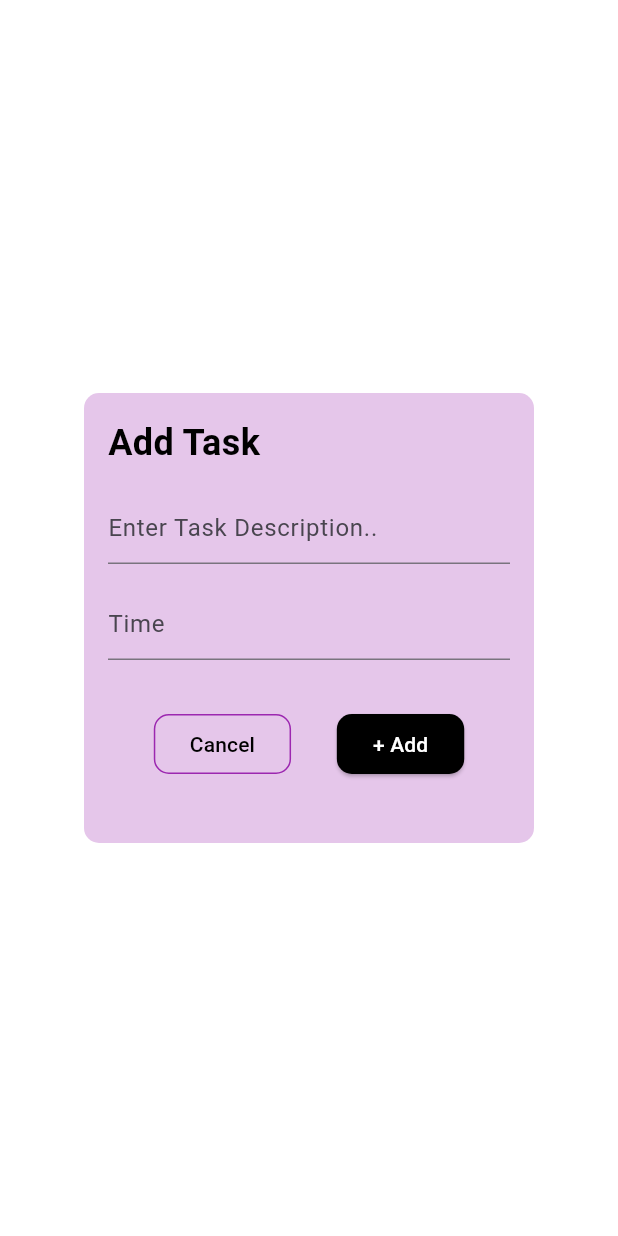
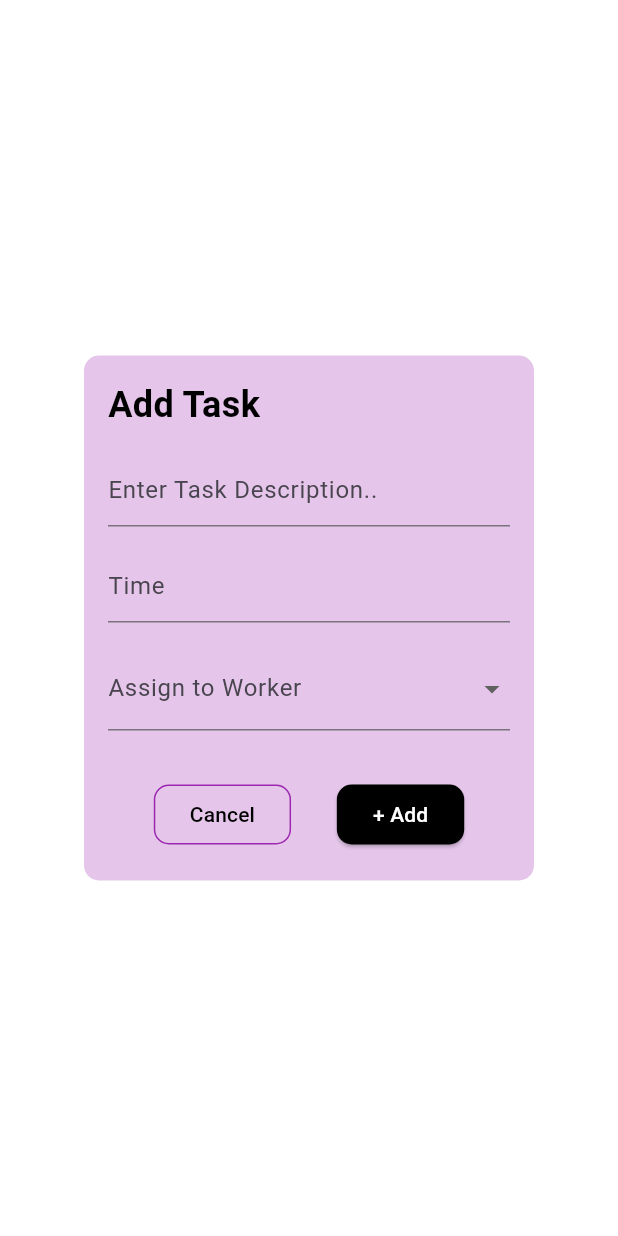
Before and after one commit to JashobeamKayiwa/TaskIT, a Flutter app: the Tasker screen opened by its route, after a tap on "+ Add Task", on a phone screen of 412 x 824 dp. Run offline on Flutter 3.47's test engine with Material 3 defaults, Android fonts, the phone set to English and light mode, and no system bars; our stand-ins replace flutter_slidable, hive, hive_flutter; accounts and stored records are empty.

Commit message:
added assignment to particular workers

```diff
--- a/task_it/lib/pages/add_task.dart
+++ b/task_it/lib/pages/add_task.dart
@@ -3,6 +3,7 @@ import 'package:flutter/material.dart';
 class AddTask extends StatelessWidget {
   final task_controller;
   final time_controller;
+  final String assigned_to;
   VoidCallback on_save;
   VoidCallback on_cancel;
 
@@ -10,9 +11,13 @@ class AddTask extends StatelessWidget {
     super.key,
     required this.task_controller,
     required this.time_controller,
+    required this.assigned_to,
     required this.on_save,
     required this.on_cancel,
   });
+
+  String _selectedWorker = '';
+  final List<String> _workers = ['Alice', 'Bob', 'Charlie'];
 
   @override
   Widget build(BuildContext context) {
@@ -21,7 +26,7 @@ class AddTask extends StatelessWidget {
       body: Center(
         child: Container(
           width: 300,
-          height: 300,
+          height: 350,
           padding: EdgeInsets.all(16.0),
           decoration: BoxDecoration(
             color: Color.fromARGB(255, 229, 198, 234),
@@ -51,7 +56,26 @@ class AddTask extends StatelessWidget {
                   hintText: 'Time',
                 ),
               ),
-              SizedBox(height: 32),
+              SizedBox(height: 16),
+              DropdownButtonFormField<String>(
+                decoration: InputDecoration(labelText: 'Assign to Worker'),
+                value: _selectedWorker.isEmpty ? null : _selectedWorker,
+                items: _workers.map((worker) {
+                  return DropdownMenuItem<String>(
+                    value: worker,
+                    child: Text(worker),
+                  );
+                }).toList(),
+                onChanged: (newValue) {
+
+                },
+                validator: (value) {
+                  if (value == null || value.isEmpty) {
+                    return 'Please select a worker';
+                  }
+                  return null;
+                },),
+                SizedBox(height: 32),
               Row(
                 mainAxisAlignment: MainAxisAlignment.spaceEvenly,
                 children: [
--- a/task_it/lib/pages/personal.dart
+++ b/task_it/lib/pages/personal.dart
@@ -19,9 +19,9 @@ class _PersonalState extends State<Personal> {
   ToDoDataBase db = ToDoDataBase();
   var _task_controller = TextEditingController();
   var _time_controller = TextEditingController();
+  String _assigned_to = "None";
 
   @override
-
   void initState() {
     //first time opening the app
     if (MyBox.get("PERSONAL") == null) {
@@ -39,7 +39,6 @@ class _PersonalState extends State<Personal> {
     return super == other;
   }
 
-
   void createNewTask() {
     showDialog(
       context: context,
@@ -47,6 +46,7 @@ class _PersonalState extends State<Personal> {
         return AddTask(
           task_controller: _task_controller,
           time_controller: _time_controller,
+          assigned_to: _assigned_to,
           on_save: saveNewTask,
           on_cancel: cancelNewTask,
         );
@@ -70,7 +70,7 @@ class _PersonalState extends State<Personal> {
 
   void saveNewTask() {
     setState(() {
-      db.Personal.add([_task_controller.text, _time_controller.text, false]);
+      db.Personal.add([_task_controller.text, _time_controller.text, false, _assigned_to]);
       _task_controller.clear();
       _time_controller.clear();
     });
--- a/task_it/lib/pages/tasker.dart
+++ b/task_it/lib/pages/tasker.dart
@@ -18,9 +18,9 @@ class _TaskerState extends State<Tasker> {
   ToDoDataBase db = ToDoDataBase();
   var _task_controller = TextEditingController();
   var _time_controller = TextEditingController();
+  String _assigned_to = "None";
 
   @override
-
   void initState() {
     //first time opening the app
     if (MyBox.get("TODOLIST") == null) {
@@ -38,7 +38,6 @@ class _TaskerState extends State<Tasker> {
     return super == other;
   }
 
-
   void createNewTask() {
     showDialog(
       context: context,
@@ -46,15 +45,17 @@ class _TaskerState extends State<Tasker> {
         return AddTask(
           task_controller: _task_controller,
           time_controller: _time_controller,
+          assigned_to: _assigned_to,
           on_save: saveNewTask,
-            on_cancel: cancelNewTask,);
+          on_cancel: cancelNewTask,
+        );
       },
     );
   }
 
   void saveNewTask() {
     setState(() {
-        db.toDoList.add([_task_controller.text, _time_controller.text, false]);
+      db.toDoList.add([_task_controller.text, _time_controller.text, false, _assigned_to]);
       _task_controller.clear();
       _time_controller.clear();
     });
@@ -85,7 +86,6 @@ class _TaskerState extends State<Tasker> {
     db.updateDataBase();
   }
 
-
   Widget build(BuildContext context) {
     return Scaffold(
       backgroundColor: kBlack,
@@ -98,7 +98,10 @@ class _TaskerState extends State<Tasker> {
               backgroundColor: kBlack,
               elevation: 0,
               leading: IconButton(
-                icon: Icon(Icons.arrow_back, color: kWhite, ),
+                icon: Icon(
+                  Icons.arrow_back,
+                  color: kWhite,
+                ),
                 onPressed: () {
                   Navigator.push(context,
                       MaterialPageRoute(builder: (context) => AdminHome()));
@@ -143,7 +146,8 @@ class _TaskerState extends State<Tasker> {
                 ),
                 ElevatedButton(
                   onPressed: createNewTask,
-                    child: Text('+ Add Task',
+                  child: Text(
+                    '+ Add Task',
                     style: TextStyle(
                       fontSize: 20.0,
                       fontWeight: FontWeight.bold,
@@ -155,7 +159,8 @@ class _TaskerState extends State<Tasker> {
                     shape: RoundedRectangleBorder(
                       borderRadius: BorderRadius.circular(10),
                     ),
-                    ),),
+                  ),
+                ),
               ],
             ),
             SizedBox(height: 16),
@@ -210,8 +215,7 @@ Widget _buildBottomNavigationBar() {
               BottomNavigationBarItem(
                   label: 'Home', icon: Icon(Icons.home_rounded, size: 40)),
               BottomNavigationBarItem(
-                  label: 'Finances',
-                  icon: Icon(Icons.bar_chart, size: 40)),
+                  label: 'Finances', icon: Icon(Icons.bar_chart, size: 40)),
               BottomNavigationBarItem(
                   label: 'Person', icon: Icon(Icons.person_rounded, size: 40)),
             ],
```
Also changed, not shown: task_it/lib/pages/home.dart (+5 -3 lines). Lines whose indentation alone changed are shown as unchanged.
